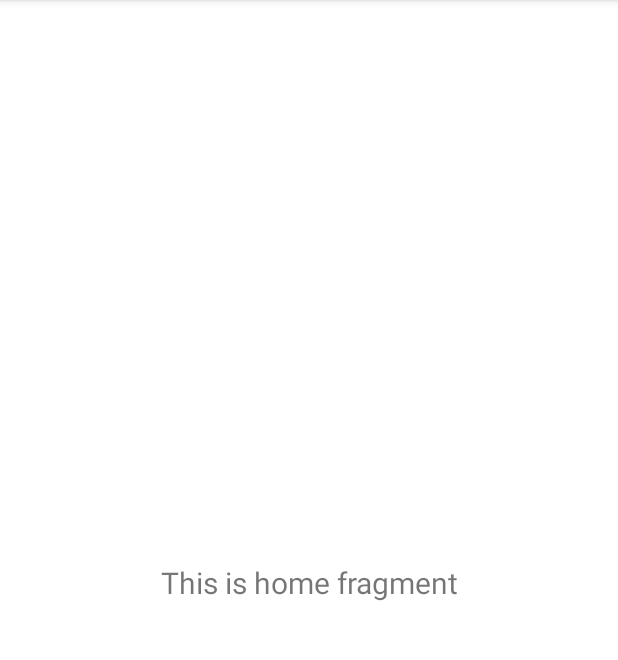
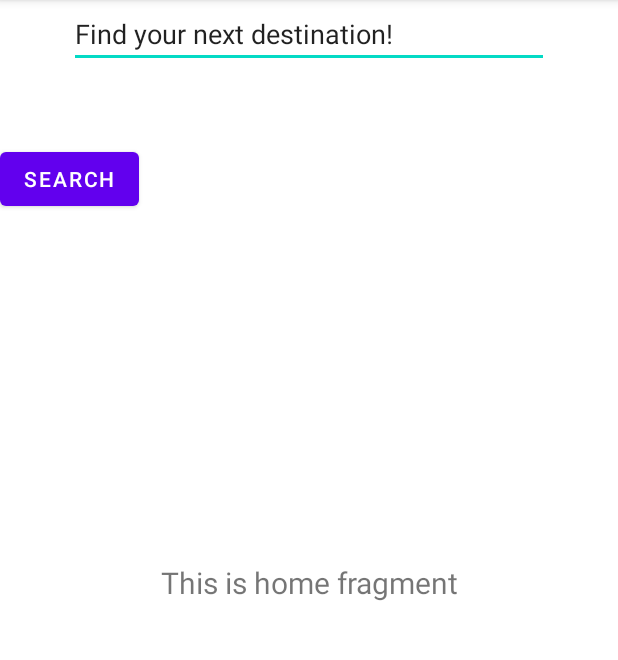
Before and after one commit to YytRecg/TravelPlannerApp, an Android app: the fragment HomeFragment shown on its own in the app's theme, on a phone screen of 412 x 824 dp, the part 84-744 px from its top. Run offline under Robolectric (Android 15) with nearby library versions, the phone set to English and light mode, and no system bars.

Commit message:
add components in home page

```diff
--- a/app/build.gradle
+++ b/app/build.gradle
@@ -51,6 +51,7 @@ dependencies {
     implementation 'androidx.navigation:navigation-ui:2.4.1'
     implementation 'com.google.firebase:firebase-auth:21.1.0'
     implementation 'com.google.firebase:firebase-database:20.1.0'
+    implementation 'com.google.android.gms:play-services-maps:18.1.0'
     testImplementation 'junit:junit:4.13.2'
     androidTestImplementation 'androidx.test.ext:junit:1.1.5'
     androidTestImplementation 'androidx.test.espresso:espresso-core:3.5.1'
--- a/app/src/main/res/layout/fragment_home.xml
+++ b/app/src/main/res/layout/fragment_home.xml
@@ -19,4 +19,25 @@
         app:layout_constraintEnd_toEndOf="parent"
         app:layout_constraintStart_toStartOf="parent"
         app:layout_constraintTop_toTopOf="parent" />
+
+    <EditText
+        android:id="@+id/editTextTextPersonName"
+        android:layout_width="wrap_content"
+        android:layout_height="wrap_content"
+        android:ems="15"
+        android:inputType="textPersonName"
+        android:text="Find your next destination!"
+        app:layout_constraintEnd_toEndOf="@+id/text_home"
+        app:layout_constraintStart_toStartOf="@+id/text_home"
+        tools:layout_editor_absoluteY="400dp" />
+
+    <Button
+        android:id="@+id/button"
+        android:layout_width="wrap_content"
+        android:layout_height="wrap_content"
+        android:layout_marginTop="50dp"
+        android:text="Search"
+        app:layout_constraintTop_toBottomOf="@+id/editTextTextPersonName"
+        tools:layout_editor_absoluteX="147dp" />
+
 </androidx.constraintlayout.widget.ConstraintLayout>
```
